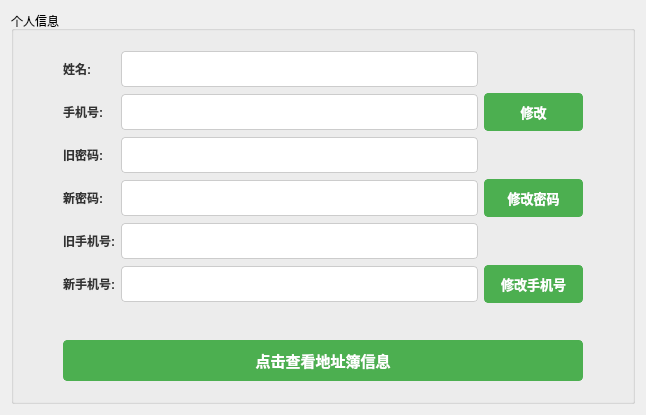
Above: modules/user_modify_info.ui from gfzyl/Parcel-System before the change. Below: the same form after it.
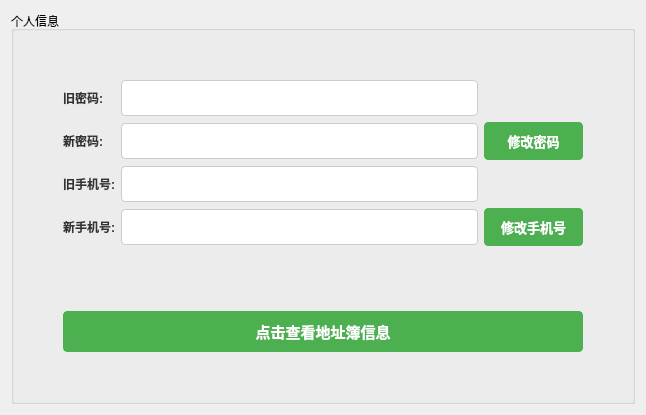
That is the form after the change.

What changed in the file:
```diff
--- a/modules/user_modify_info.ui
+++ b/modules/user_modify_info.ui
@@ -126,38 +126,10 @@
       </item>
       <item row="1" column="1">
        <layout class="QGridLayout" name="gridLayout">
-        <item row="4" column="0">
-         <widget class="QLabel" name="label">
-          <property name="text">
-           <string>旧手机号:</string>
-          </property>
-         </widget>
+        <item row="1" column="1">
+         <widget class="QLineEdit" name="new_password_lineedit"/>
         </item>
-        <item row="4" column="1">
-         <widget class="QLineEdit" name="lineEdit"/>
-        </item>
-        <item row="5" column="2">
-         <widget class="QPushButton" name="btn_change_phone">
-          <property name="text">
-           <string>修改手机号</string>
-          </property>
-         </widget>
-        </item>
-        <item row="5" column="0">
-         <widget class="QLabel" name="label_new_phone">
-          <property name="text">
-           <string>新手机号:</string>
-          </property>
-         </widget>
-        </item>
-        <item row="0" column="0">
-         <widget class="QLabel" name="label_name">
-          <property name="text">
-           <string>姓名:</string>
-          </property>
-         </widget>
-        </item>
-        <item row="3" column="2">
+        <item row="1" column="2">
          <widget class="QPushButton" name="btn_change_password">
           <property name="text">
            <string>修改密码</string>
@@ -165,54 +137,48 @@
          </widget>
         </item>
         <item row="1" column="0">
-         <widget class="QLabel" name="label_phone">
+         <widget class="QLabel" name="label_new_password">
           <property name="text">
-           <string>手机号:</string>
+           <string>新密码:</string>
           </property>
          </widget>
         </item>
-        <item row="2" column="1">
+        <item row="3" column="1">
+         <widget class="QLineEdit" name="new_phone_lineedit"/>
+        </item>
+        <item row="0" column="1">
          <widget class="QLineEdit" name="old_password_lineedit"/>
         </item>
-        <item row="1" column="2">
-         <widget class="QPushButton" name="btn_update">
-          <property name="text">
-           <string>修改</string>
-          </property>
-         </widget>
-        </item>
-        <item row="2" column="0">
+        <item row="0" column="0">
          <widget class="QLabel" name="label_old_password">
           <property name="text">
            <string>旧密码:</string>
           </property>
          </widget>
         </item>
-        <item row="5" column="1">
-         <widget class="QLineEdit" name="new_phone_lineedit"/>
-        </item>
-        <item row="0" column="1">
-         <widget class="QLineEdit" name="name_lineedit">
-          <property name="acceptDrops">
-           <bool>true</bool>
-          </property>
-          <property name="readOnly">
-           <bool>true</bool>
+        <item row="3" column="2">
+         <widget class="QPushButton" name="btn_change_phone">
+          <property name="text">
+           <string>修改手机号</string>
           </property>
          </widget>
         </item>
-        <item row="3" column="1">
-         <widget class="QLineEdit" name="new_password_lineedit"/>
-        </item>
         <item row="3" column="0">
-         <widget class="QLabel" name="label_new_password">
+         <widget class="QLabel" name="label_new_phone">
           <property name="text">
-           <string>新密码:</string>
+           <string>新手机号:</string>
           </property>
          </widget>
         </item>
-        <item row="1" column="1">
-         <widget class="QLineEdit" name="phone_lineedit"/>
+        <item row="2" column="0">
+         <widget class="QLabel" name="label">
+          <property name="text">
+           <string>旧手机号:</string>
+          </property>
+         </widget>
+        </item>
+        <item row="2" column="1">
+         <widget class="QLineEdit" name="lineEdit"/>
         </item>
        </layout>
       </item>
```
